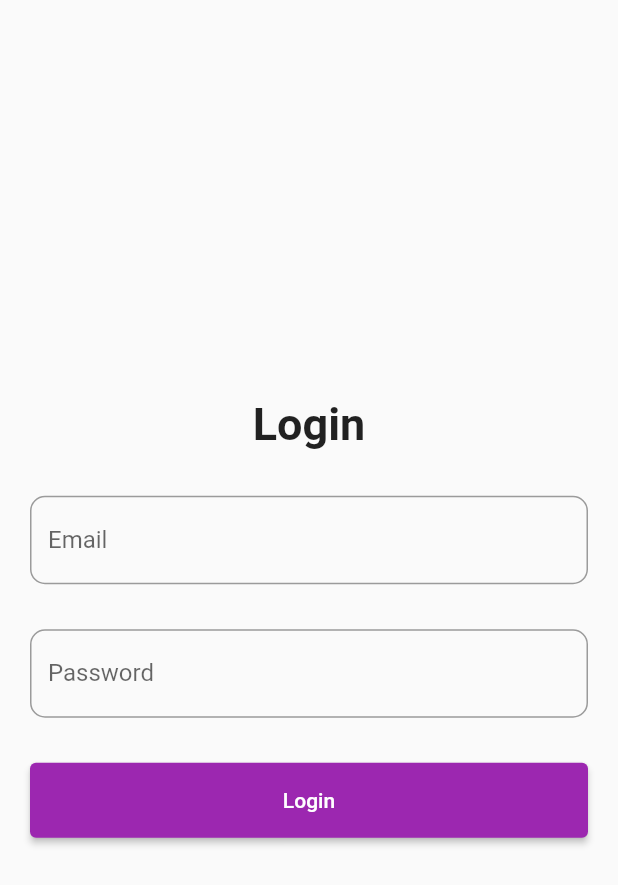
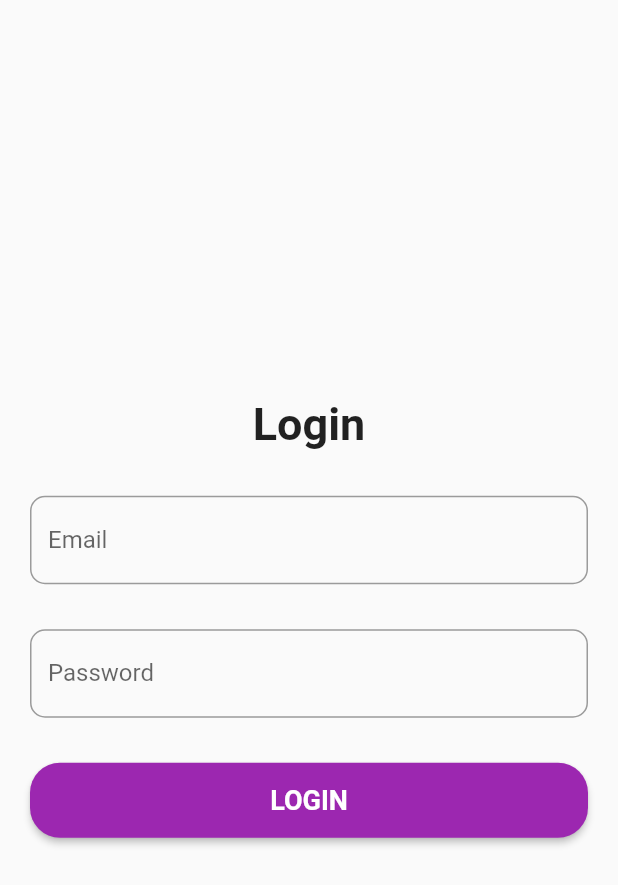
Before and after one commit to fathonix/CRUD-API-Flutter, a Flutter app: the screen it shows after launch, on a phone screen of 412 x 824 dp. Shown: the top 885 px of the screen. Run offline on Flutter 3.47's test engine with Material 2 defaults, Android fonts, the phone set to English and light mode, and no system bars; our stand-ins replace flutter_secure_storage, validators.

```diff
--- a/lib/pages/login_page.dart
+++ b/lib/pages/login_page.dart
@@ -1,5 +1,6 @@
 import 'package:flutter/material.dart';
 import 'package:flutter/services.dart';
+import 'package:validators/validators.dart';
 
 class LoginPage extends StatefulWidget {
   const LoginPage({super.key});
@@ -32,6 +33,7 @@ class _LoginPageState extends State<LoginPage> {
           ),
           child: Form(
             key: _formKey,
+            child: SingleChildScrollView(
               child: Column(
                 mainAxisAlignment: MainAxisAlignment.center,
                 children: [
@@ -47,6 +49,16 @@ class _LoginPageState extends State<LoginPage> {
                   ),
                   TextFormField(
                     controller: _emailController,
+                    autovalidateMode: AutovalidateMode.onUserInteraction,
+                    validator: (value) {
+                      if (value!.isEmpty) {
+                        return 'Email tidak boleh kosong';
+                      } else if (!isEmail(value)) {
+                        return 'Email tidak valid';
+                      } else {
+                        return null;
+                      }
+                    },
                     decoration: InputDecoration(
                       hintText: 'Email',
                       labelText: 'Email',
@@ -78,10 +90,18 @@ class _LoginPageState extends State<LoginPage> {
                       child: ElevatedButton(
                           style: ElevatedButton.styleFrom(
                               backgroundColor: Colors.purple,
+                              shape: RoundedRectangleBorder(
+                                  borderRadius: BorderRadius.circular(20))),
+                          onPressed: () {},
+                          child: Text(
+                            'Login'.toUpperCase(),
+                            style: const TextStyle(
+                              fontSize: 18,
+                              fontWeight: FontWeight.bold,
                             ),
-                        onPressed: () {},
-                        child: Text('Login'))),
+                          ))),
                 ],
+              ),
             ),
           ),
         ),
--- a/pubspec.yaml
+++ b/pubspec.yaml
@@ -34,6 +34,7 @@ dependencies:
   flutter_secure_storage: ^8.0.0
   http: ^0.13.5
   intl: ^0.18.0
+  validators: ^3.0.0
 
 dev_dependencies:
   flutter_lints: ^2.0.0
```
Also changed, not shown: pubspec.lock. Lines whose indentation alone changed are shown as unchanged.
